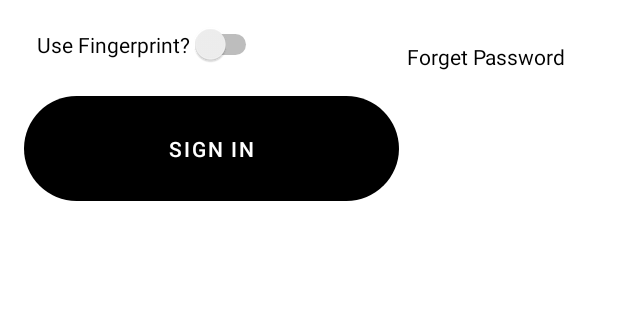
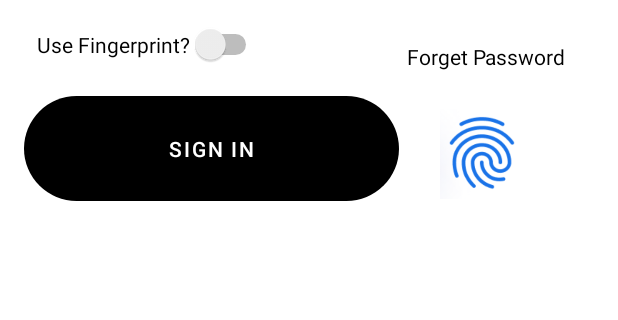
Before and after one commit to asifexplore/Wickie, an Android app: the layout activity_login.xml on its own in the app's theme, with its tools: preview values and no code run, on a phone screen of 412 x 824 dp, the part 507-827 px from its top. Run offline under Robolectric (Android 15) with nearby library versions, the phone set to English and light mode, and no system bars.

Commit message:
update commit

```diff
--- a/app/build.gradle
+++ b/app/build.gradle
@@ -50,6 +50,7 @@ dependencies {
     // Lifecycle components
     implementation 'androidx.lifecycle:lifecycle-extensions:2.1.0'
     implementation 'com.google.firebase:firebase-database-ktx:20.0.3'
+    implementation 'com.google.firebase:firebase-common-ktx:20.0.0'
     annotationProcessor 'androidx.lifecycle:lifecycle-compiler:2.1.0'
 
     testImplementation 'junit:junit:4.+'
--- a/app/src/main/res/layout/activity_login.xml
+++ b/app/src/main/res/layout/activity_login.xml
@@ -98,7 +98,7 @@
 
         <ImageView
             android:id="@+id/imageButtonFingerprintScan"
-            android:visibility="invisible"
+            android:visibility="visible"
             android:layout_width="53dp"
             android:layout_height="62dp"
             android:layout_marginTop="24dp"
```
Also changed, not shown: app/src/main/java/com/example/Wickie/features/claims/ClaimsFormActivity.kt (+10 -3 lines).
